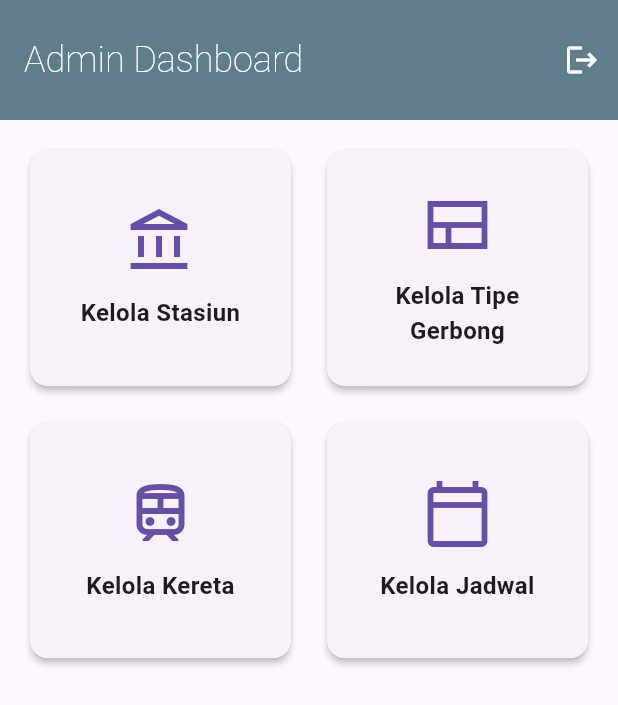
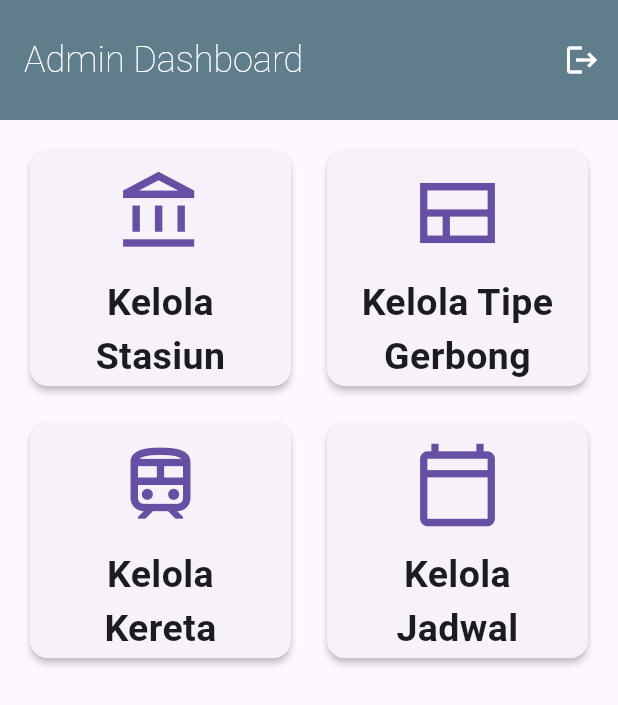
Before and after one commit to Gaten12/kaig, a Flutter app: the AdminHomeScreen screen opened directly, on a phone screen of 412 x 824 dp. Shown: the top 705 px of the screen. Run offline on Flutter 3.47's test engine with Material 3 defaults, Android fonts, the phone set to English and light mode, and no system bars; our stand-ins replace cloud_firestore, firebase_auth, firebase_core, table_calendar; accounts and stored records are empty.

Commit message:
menyesuaikan ukuran ikon dan teks

```diff
--- a/lib/screens/admin/screens/admin_home_screen.dart
+++ b/lib/screens/admin/screens/admin_home_screen.dart
@@ -140,13 +140,13 @@ class AdminHomeScreen extends StatelessWidget {
             mainAxisAlignment: MainAxisAlignment.center,
             crossAxisAlignment: CrossAxisAlignment.center,
             children: <Widget>[
-              Icon(icon, size: 48, color: Theme.of(context).primaryColor), // Ukuran ikon disesuaikan
+              Icon(icon, size: 60, color: Theme.of(context).primaryColor), // Ukuran ikon disesuaikan
               const SizedBox(height: 12.0),
               Text(
                 title,
                 textAlign: TextAlign.center,
                 style: const TextStyle(
-                  fontSize: 16, // Ukuran font disesuaikan
+                  fontSize: 25, // Ukuran font disesuaikan
                   fontWeight: FontWeight.w600, // Sedikit lebih tebal
                 ),
                 overflow: TextOverflow.ellipsis,
```
